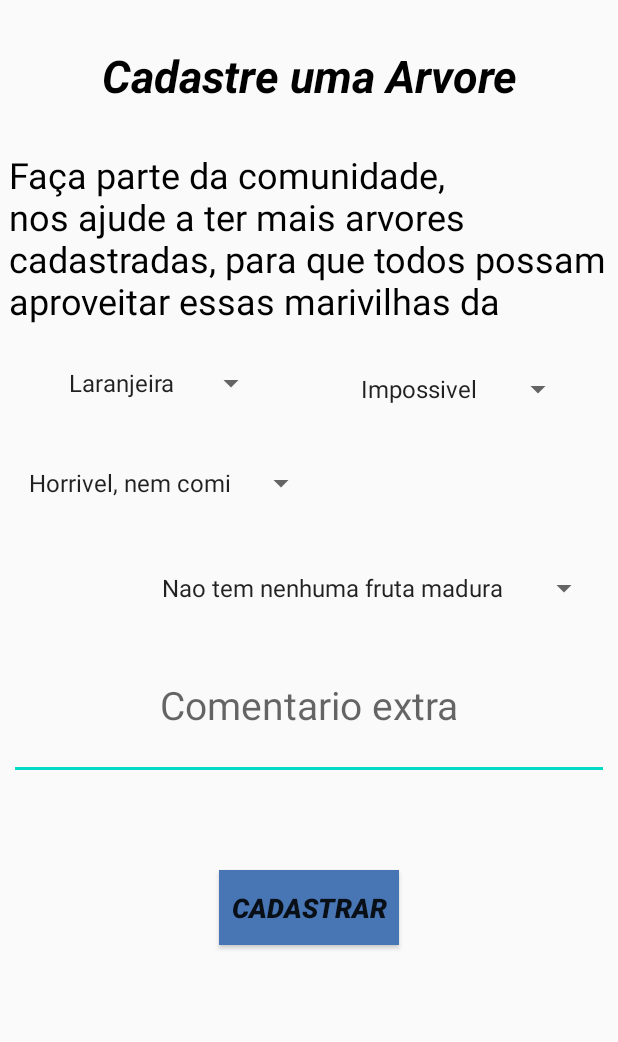
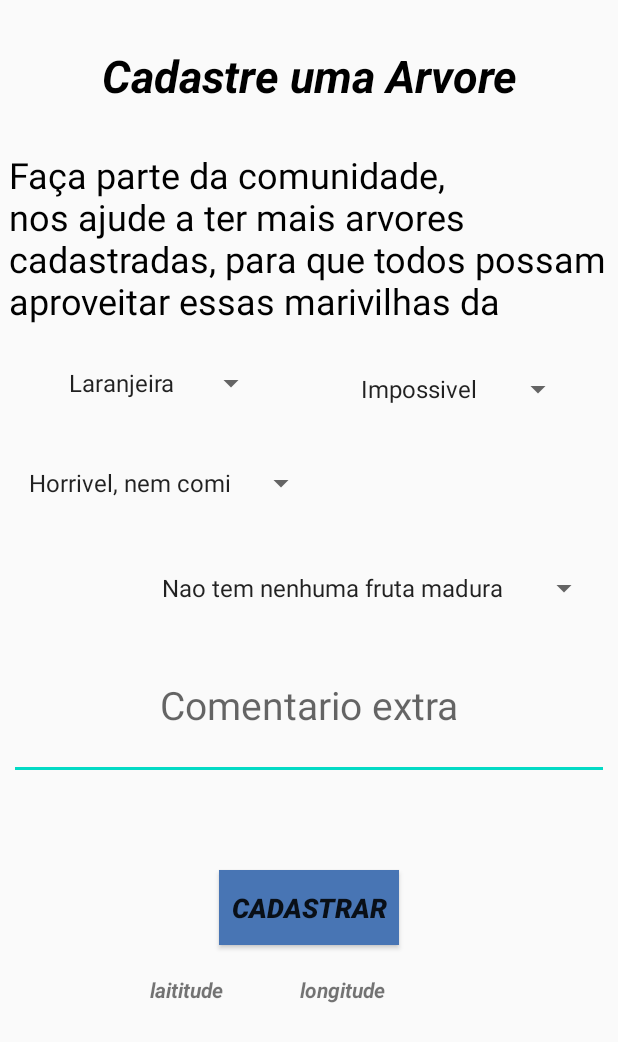
Before and after one commit to VergaraC/Fruit-Map, an Android app: the layout cadastro.xml on its own in the app's theme, with its tools: preview values and no code run, on a phone screen of 412 x 824 dp. Shown: the top 1042 px of the screen. Run offline under Robolectric (Android 15) with nearby library versions, the phone set to English and light mode, and no system bars.

Commit message:
LatLong tentativa de passar para Cadastro

```diff
--- a/FruitMap/app/src/main/res/layout/cadastro.xml
+++ b/FruitMap/app/src/main/res/layout/cadastro.xml
@@ -21,6 +21,24 @@
         android:textColor="#000000"
         android:textSize="30sp">
     </TextView>
+
+    <TextView
+        android:id="@+id/latitude"
+        android:layout_width="80dp"
+        android:layout_height="20dp"
+        android:layout_marginLeft="100dp"
+        android:layout_marginTop="650dp"
+        android:text="laititude"
+        android:textStyle="bold|italic"/>
+
+    <TextView
+        android:id="@+id/longitude"
+        android:layout_width="80dp"
+        android:layout_height="20dp"
+        android:layout_marginLeft="200dp"
+        android:layout_marginTop="650dp"
+        android:text="longitude"
+        android:textStyle="bold|italic"/>
 
     <TextView
         android:id="@+id/descricao"
```
Also changed, not shown: FruitMap/app/src/main/java/com/example/fruitmap/Cadastro.java (+9 -0 lines), FruitMap/app/src/main/java/com/example/fruitmap/MapActivity.java (+35 -0 lines).
